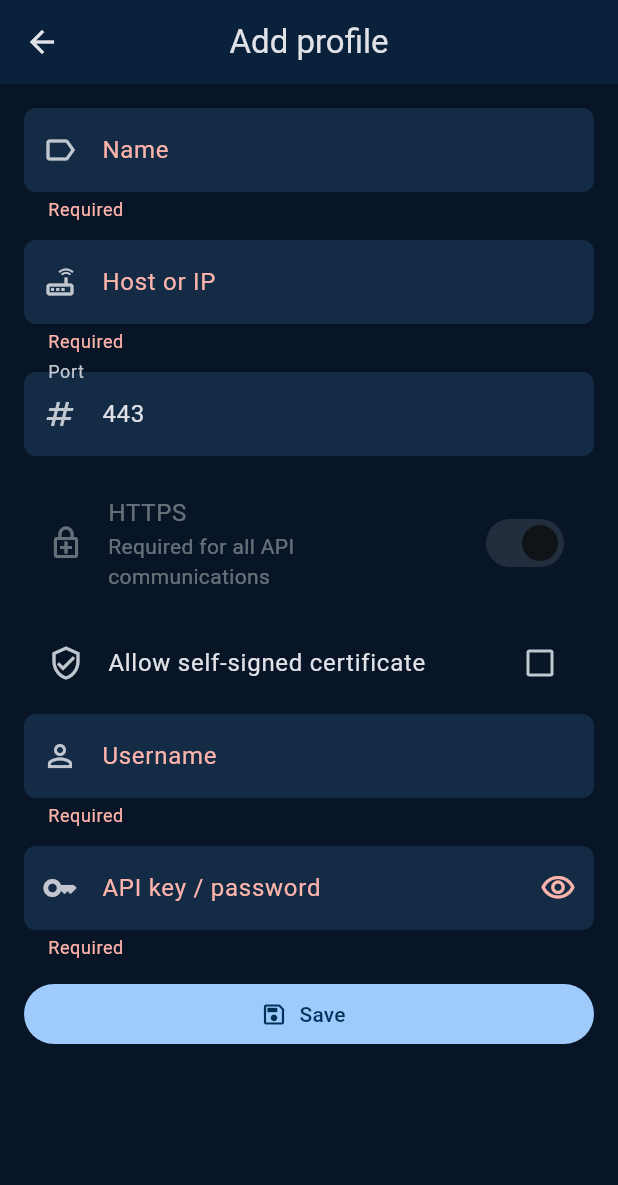
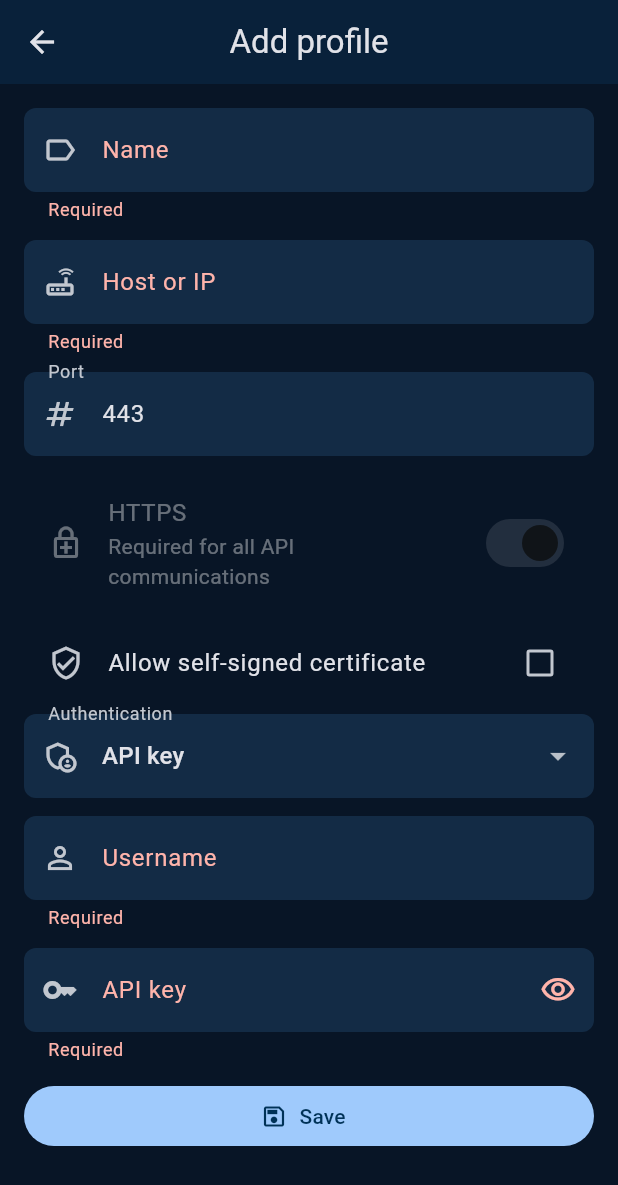
Before and after one commit to privacyOG/Pfsense-Manager, a Flutter app: the ProfileFormScreen screen opened directly, after a tap on "Save", on a phone screen of 412 x 824 dp. Shown: the top 1185 px of the screen. Run offline on Flutter 3.47's test engine with Material 3 defaults, Android fonts, the phone set to English and light mode, and no system bars; drawn by our look-alikes of dynamic_color; our stand-ins replace dio, file_picker, fl_chart, flutter_local_notifications, flutter_secure_storage, local_auth and 3 more; missing offline and left inert: home_widget, workmanager; accounts and stored records are empty; network calls fail.

Commit message:
Add explicit profile authentication selection

```diff
--- a/lib/screens/profile_form_screen.dart
+++ b/lib/screens/profile_form_screen.dart
@@ -27,6 +27,8 @@ class _ProfileFormScreenState extends State<ProfileFormScreen> {
     text: widget.profile?.username ?? '',
   );
   final _secret = TextEditingController();
+  late PfSenseAuthMode _authMode =
+      widget.profile?.authMode ?? PfSenseAuthMode.apiKey;
   late bool _https = true;
   late bool _self = widget.profile?.allowSelfSignedCert ?? false;
   bool _obscure = true;
@@ -49,6 +51,7 @@ class _ProfileFormScreenState extends State<ProfileFormScreen> {
     if (endpoint == null) return;
 
     setState(() => _saving = true);
+    final secret = _secret.text;
     final profile = PfSenseProfile(
       id: widget.profile?.id ?? const Uuid().v4(),
       name: _name.text.trim(),
@@ -57,7 +60,9 @@ class _ProfileFormScreenState extends State<ProfileFormScreen> {
       useHttps: endpoint.useHttps,
       allowSelfSignedCert: _self,
       username: _user.text.trim(),
-      apiKey: _secret.text,
+      authMode: _authMode,
+      apiKey: _authMode == PfSenseAuthMode.apiKey ? secret : '',
+      password: _authMode == PfSenseAuthMode.jwtPassword ? secret : '',
     );
 
     final provider = context.read<ProfileProvider>();
@@ -96,6 +101,7 @@ class _ProfileFormScreenState extends State<ProfileFormScreen> {
     final l = AppLocalizations.of(context);
     context.watch<ProfileProvider>();
     final editing = widget.profile != null;
+    final usesApiKey = _authMode == PfSenseAuthMode.apiKey;
 
     return Scaffold(
       appBar: AppBar(
@@ -146,6 +152,33 @@ class _ProfileFormScreenState extends State<ProfileFormScreen> {
               ),
               secondary: const Icon(Icons.verified_user_outlined),
             ),
+            DropdownButtonFormField<PfSenseAuthMode>(
+              key: const Key('profile-auth-mode'),
+              initialValue: _authMode,
+              decoration: const InputDecoration(
+                labelText: 'Authentication',
+                prefixIcon: Icon(Icons.admin_panel_settings_outlined),
+              ),
+              items: const [
+                DropdownMenuItem(
+                  value: PfSenseAuthMode.apiKey,
+                  child: Text('API key'),
+                ),
+                DropdownMenuItem(
+                  value: PfSenseAuthMode.jwtPassword,
+                  child: Text('Username and password (JWT)'),
+                ),
+              ],
+              onChanged: (value) {
+                if (value == null || value == _authMode) return;
+                setState(() {
+                  _authMode = value;
+                  _secret.clear();
+                  _obscure = true;
+                });
+              },
+            ),
+            const SizedBox(height: 12),
             _field(
               _user,
               l?.username ?? 'Username',
@@ -155,15 +188,21 @@ class _ProfileFormScreenState extends State<ProfileFormScreen> {
             Padding(
               padding: const EdgeInsets.only(bottom: 12),
               child: TextFormField(
+                key: const Key('profile-auth-secret'),
                 controller: _secret,
                 obscureText: _obscure,
                 decoration: InputDecoration(
                   labelText: editing
-                      ? 'Replace API key (optional)'
-                      : (l?.apiKeyOrPassword ?? 'API key'),
-                  helperText:
-                      editing ? 'Leave blank to keep the saved API key.' : null,
-                  prefixIcon: const Icon(Icons.key_outlined),
+                      ? 'Replace ${usesApiKey ? 'API key' : 'password'} (optional)'
+                      : (usesApiKey ? 'API key' : 'Password'),
+                  helperText: editing
+                      ? 'Leave blank to keep the saved ${usesApiKey ? 'API key' : 'password'}.'
+                      : usesApiKey
+                          ? 'Sent only in the X-API-Key header.'
+                          : 'Used only to obtain a JWT token.',
+                  prefixIcon: Icon(
+                    usesApiKey ? Icons.key_outlined : Icons.password_outlined,
+                  ),
                   suffixIcon: IconButton(
                     onPressed: () => setState(() => _obscure = !_obscure),
                     icon: Icon(
```
